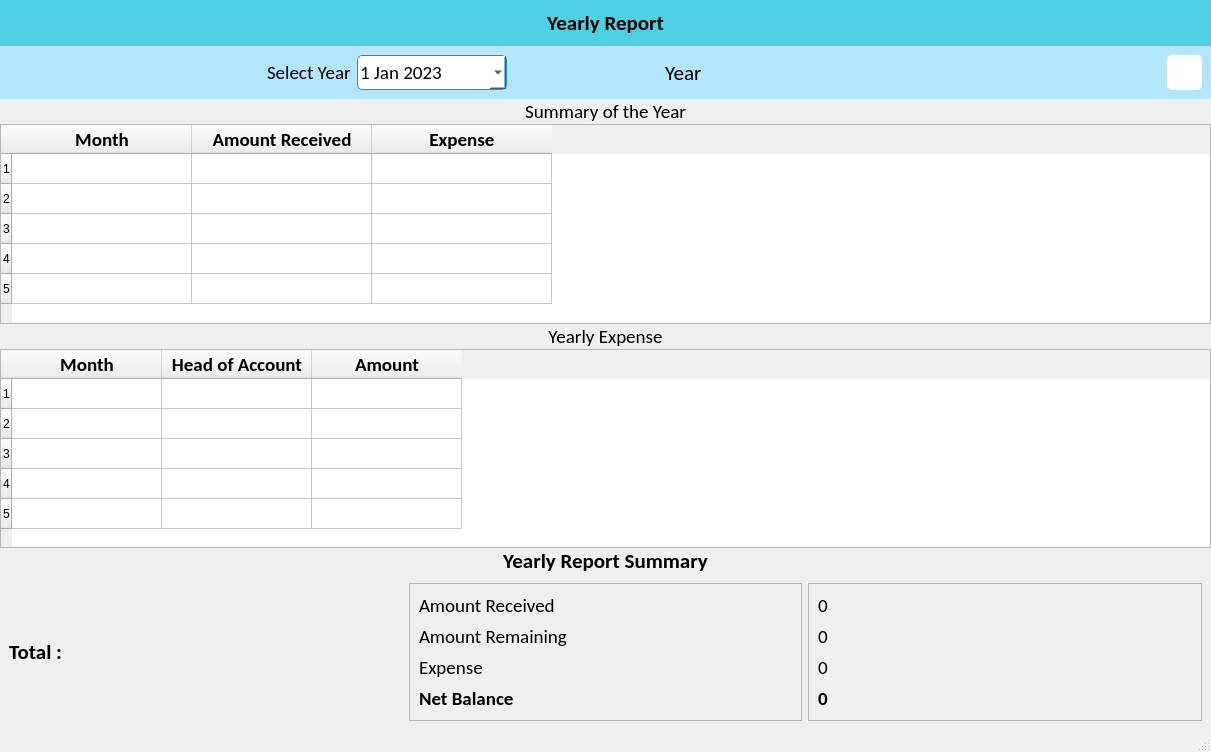
Before: the Qt Designer form ui/yearly_report.ui in CodeWithEhtisham/School-Software, drawn with Qt 5.
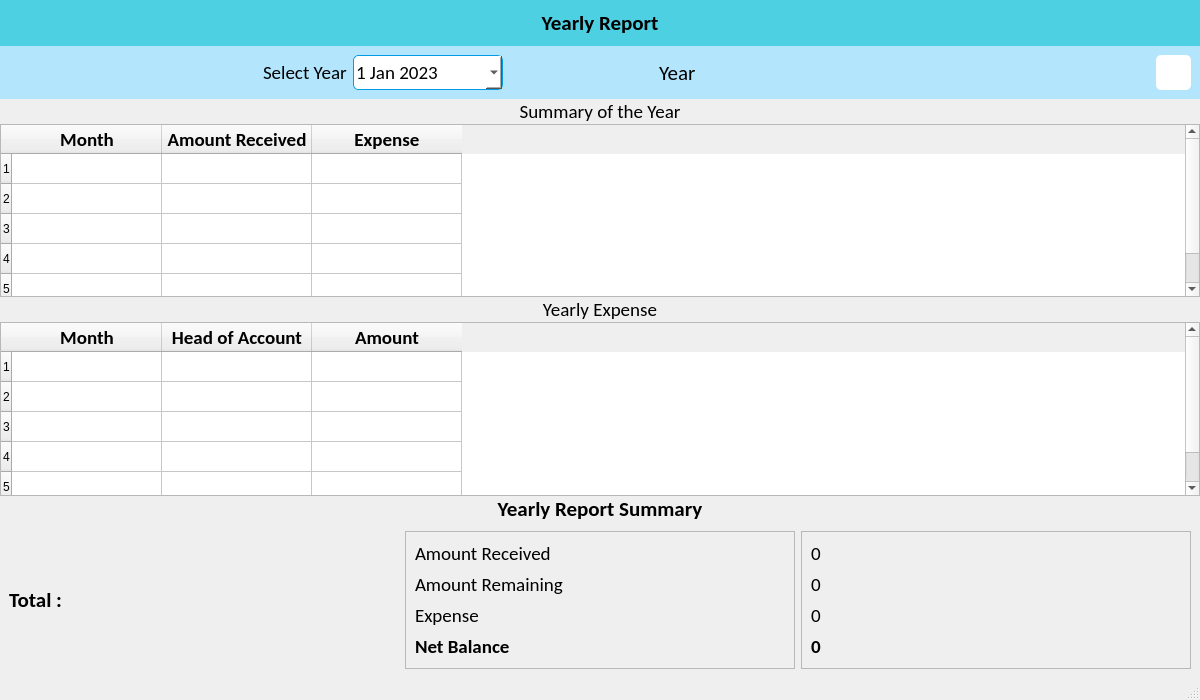
After: the same form once the commit is applied. Icons and pictures are not drawn.

```diff
--- a/ui/yearly_report.ui
+++ b/ui/yearly_report.ui
@@ -6,8 +6,8 @@
    <rect>
     <x>0</x>
     <y>0</y>
-    <width>1211</width>
-    <height>752</height>
+    <width>1200</width>
+    <height>700</height>
    </rect>
   </property>
   <property name="windowTitle">
@@ -188,6 +188,12 @@
     </item>
     <item>
      <widget class="QTableWidget" name="accounts_table">
+      <property name="font">
+       <font>
+        <family>Calibri</family>
+        <pointsize>14</pointsize>
+       </font>
+      </property>
       <property name="editTriggers">
        <set>QAbstractItemView::NoEditTriggers</set>
       </property>
@@ -201,7 +207,7 @@
        <number>5</number>
       </property>
       <attribute name="horizontalHeaderDefaultSectionSize">
-       <number>180</number>
+       <number>150</number>
       </attribute>
       <row/>
       <row/>
```
